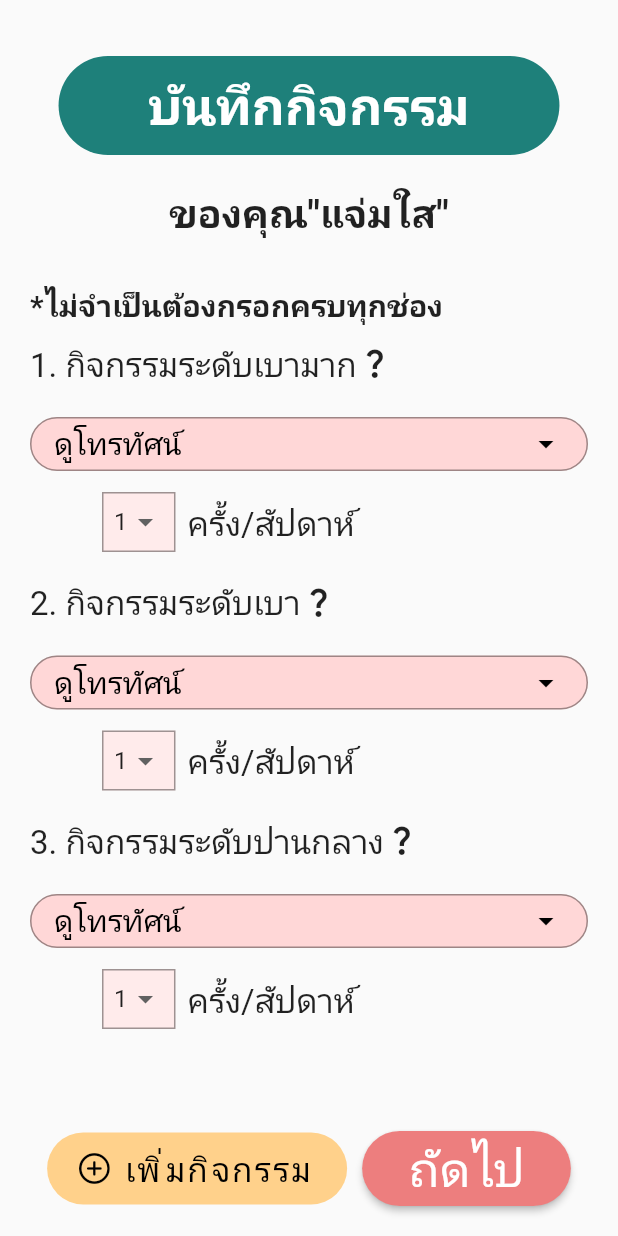
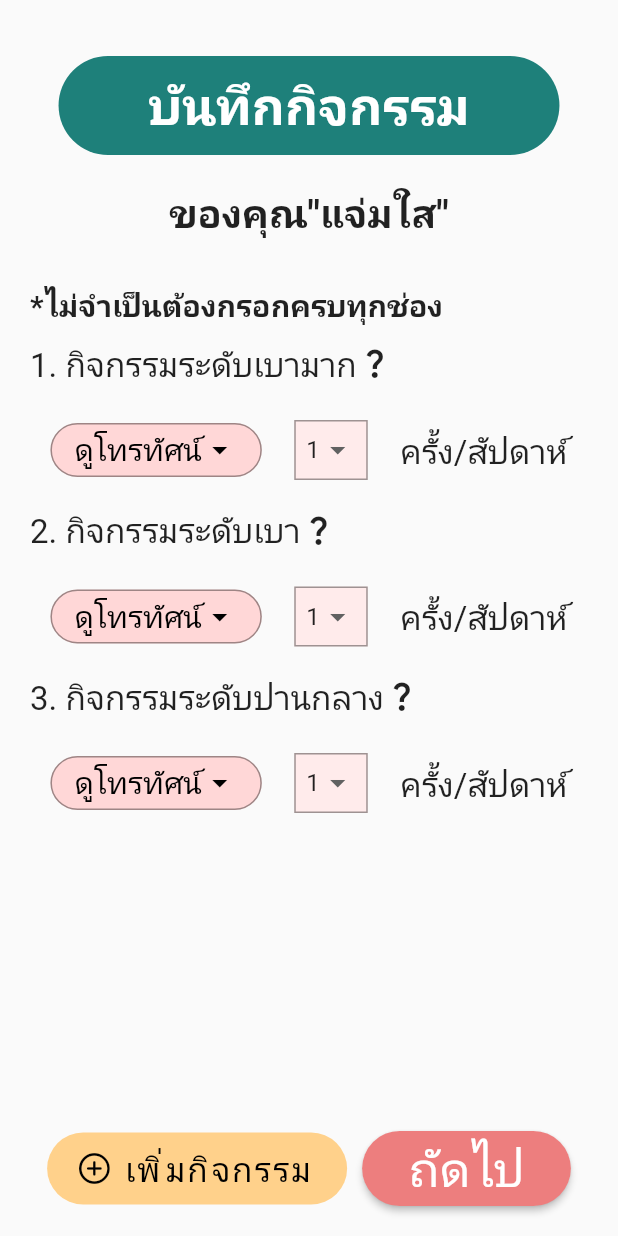
Before and after one commit to AINutritionProject/KinDeeUDee, a Flutter app: the ActivityForm screen opened directly, on a phone screen of 412 x 824 dp. Run offline on Flutter 3.47's test engine with Material 2 defaults, Android fonts, the phone set to English and light mode, and no system bars; our stand-ins replace camera, cloud_firestore, csv, dotted_border, firebase_auth, firebase_core and 6 more; missing offline and left inert: dart:ffi; accounts and stored records are empty.

Commit message:
move dropdown and wideDropdown to the same line

```diff
--- a/lib/pages/information/activity_form.dart
+++ b/lib/pages/information/activity_form.dart
@@ -335,16 +335,15 @@ class _ActivityDisplayState extends State<ActivityDisplay> {
             ),
           ),
         ),
+        Row(
+          mainAxisAlignment: MainAxisAlignment.spaceEvenly,
+          children: [
             WideDropDown(
               data: widget.data,
               border: const BorderSide(color: Colors.black38),
               color: widget.nameColor,
               setSelectedItem: widget.setSelectedName,
             ),
-        Padding(
-          padding: const EdgeInsets.only(left: 40.0),
-          child: Row(
-            children: [
             SmallDropDown(
               data: frequency,
               border: Border.all(color: Colors.black38),
@@ -357,7 +356,6 @@ class _ActivityDisplayState extends State<ActivityDisplay> {
               style: TextStyle(fontSize: 22),
             ),
           ],
-          ),
         ),
       ],
     );
```
Lines whose indentation alone changed are shown as unchanged.
